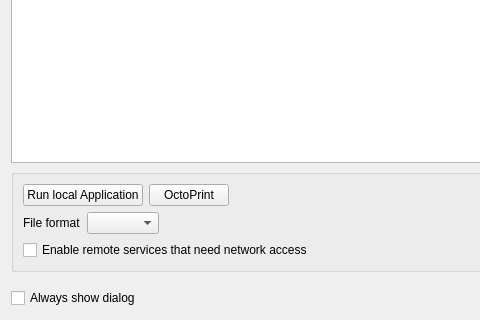
Before: the Qt Designer form src/gui/PrintInitDialog.ui in openscad/openscad, drawn with Qt 5; both pictures show x 0 to 480 and y 191 to 511 of the 759 by 511 pixel window.
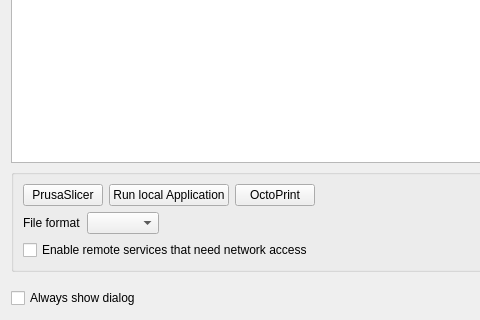
After: the same form once the commit is applied.

Commit message: Add PrusaSlicer as a 3D print target

```diff
--- a/src/gui/PrintInitDialog.ui
+++ b/src/gui/PrintInitDialog.ui
@@ -54,6 +54,25 @@
         </property>
         <item>
          <layout class="QHBoxLayout" name="printServiceLayout">
+          <item>
+           <widget class="QPushButton" name="pushButtonPrusaSlicer">
+            <property name="focusPolicy">
+             <enum>Qt::TabFocus</enum>
+            </property>
+            <property name="text">
+             <string>PrusaSlicer</string>
+            </property>
+            <property name="checkable">
+             <bool>true</bool>
+            </property>
+            <property name="autoDefault">
+             <bool>false</bool>
+            </property>
+            <attribute name="buttonGroup">
+             <string notr="true">buttonGroup</string>
+            </attribute>
+           </widget>
+          </item>
           <item>
            <widget class="QPushButton" name="pushButtonLocalApplication">
             <property name="focusPolicy">
```
Left out of the diff: 1 changed line with no effect on the pictures. The commit also changes 12 other files.
